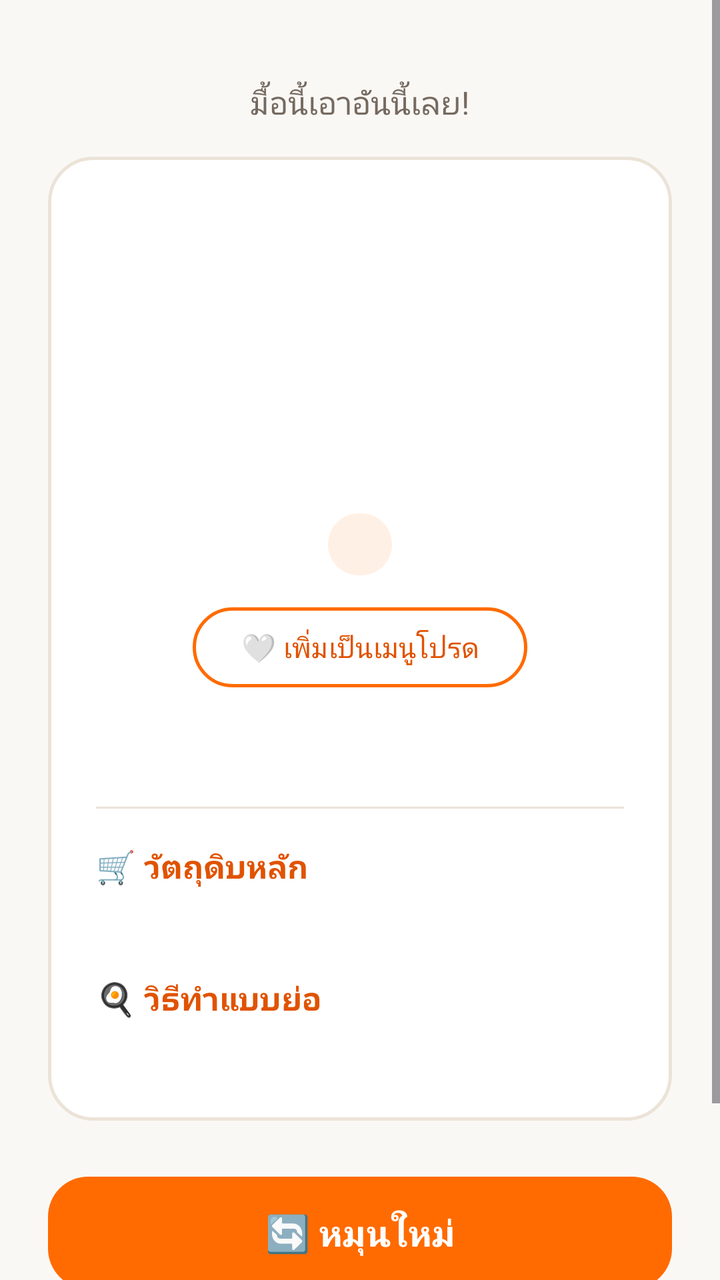
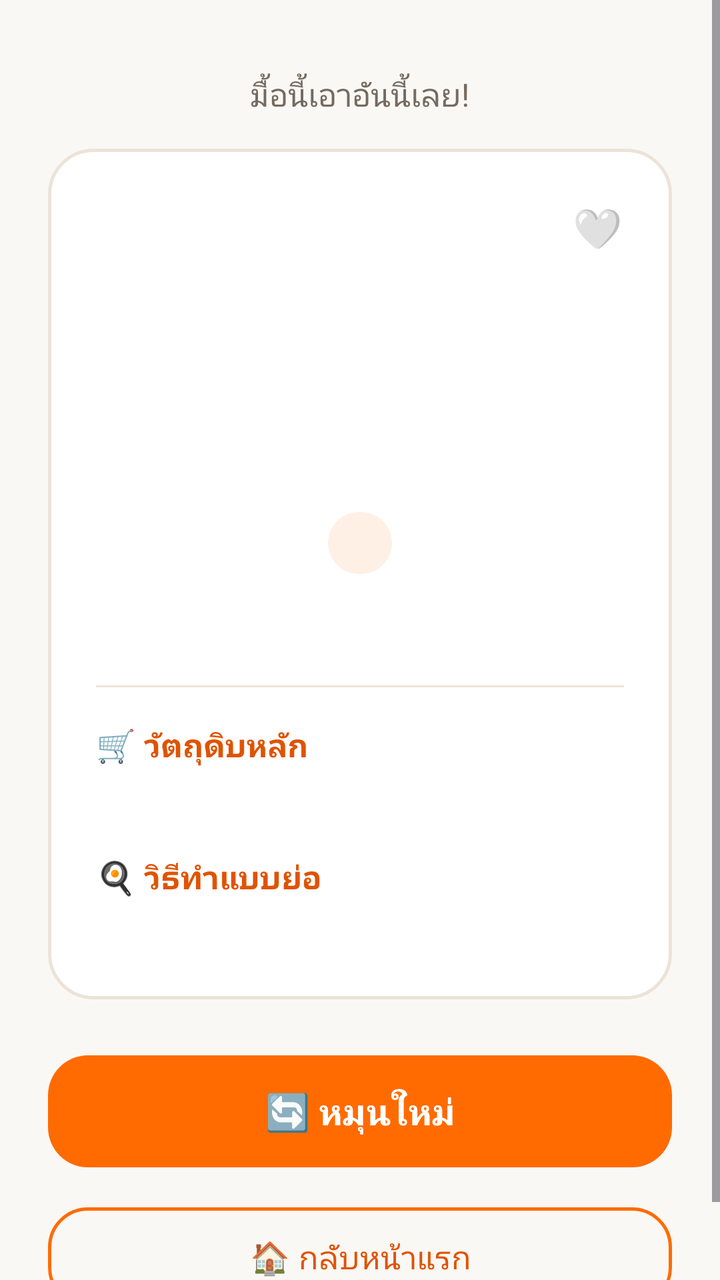

Two renders of the same Android screen: before a commit and after it. Below are the layout's source before the change and the commit's diff.
<!-- AndroidManifest.xml: application theme Theme.GinRaiDee -->
<!-- res/layout/activity_result.xml -->
<?xml version="1.0" encoding="utf-8"?>
<ScrollView xmlns:android="http://schemas.android.com/apk/res/android"
    xmlns:app="http://schemas.android.com/apk/res-auto"
    android:layout_width="match_parent"
    android:layout_height="match_parent"
    android:background="@color/cream"
    android:fillViewport="true">

    <LinearLayout
        android:layout_width="match_parent"
        android:layout_height="wrap_content"
        android:gravity="center_horizontal"
        android:orientation="vertical"
        android:padding="24dp">

        <TextView
            android:layout_width="wrap_content"
            android:layout_height="wrap_content"
            android:layout_marginTop="16dp"
            android:text="@string/result_title"
            android:textColor="@color/text_secondary"
            android:textSize="16sp" />

        
        <LinearLayout
            android:layout_width="match_parent"
            android:layout_height="wrap_content"
            android:layout_marginTop="16dp"
            android:background="@drawable/bg_card"
            android:gravity="center_horizontal"
            android:orientation="vertical"
            android:padding="24dp">

            <TextView
                android:id="@+id/tvEmoji"
                android:layout_width="wrap_content"
                android:layout_height="wrap_content"
                android:textSize="76sp" />

            <TextView
                android:id="@+id/tvFoodName"
                android:layout_width="wrap_content"
                android:layout_height="wrap_content"
                android:layout_marginTop="8dp"
                android:gravity="center"
                android:textColor="@color/text_primary"
                android:textSize="28sp"
                android:textStyle="bold" />

            <TextView
                android:id="@+id/tvTag"
                android:layout_width="wrap_content"
                android:layout_height="wrap_content"
                android:layout_marginTop="8dp"
                android:background="@drawable/bg_tag_pill"
                android:paddingStart="16dp"
                android:paddingTop="6dp"
                android:paddingEnd="16dp"
                android:paddingBottom="6dp"
                android:textColor="@color/orange_dark"
                android:textSize="14sp"
                android:textStyle="bold" />

            <com.google.android.material.button.MaterialButton
                android:id="@+id/btnFavorite"
                style="@style/Widget.Material3.Button.OutlinedButton"
                android:layout_width="wrap_content"
                android:layout_height="wrap_content"
                android:layout_marginTop="12dp"
                android:text="@string/favorite_add"
                android:textColor="@color/orange_dark"
                android:textSize="14sp"
                app:cornerRadius="20dp"
                app:strokeColor="@color/orange_primary"
                app:strokeWidth="1.5dp" />

            
            <TextView
                android:id="@+id/tvInfo"
                android:layout_width="match_parent"
                android:layout_height="wrap_content"
                android:layout_marginTop="16dp"
                android:gravity="center"
                android:lineSpacingExtra="6dp"
                android:textColor="@color/text_primary"
                android:textSize="16sp" />

            <View
                android:layout_width="match_parent"
                android:layout_height="1dp"
                android:layout_marginTop="18dp"
                android:background="@color/border_color" />

            
            <TextView
                android:layout_width="match_parent"
                android:layout_height="wrap_content"
                android:layout_marginTop="18dp"
                android:text="@string/ingredients_title"
                android:textColor="@color/orange_dark"
                android:textSize="16sp"
                android:textStyle="bold" />

            <TextView
                android:id="@+id/tvIngredients"
                android:layout_width="match_parent"
                android:layout_height="wrap_content"
                android:layout_marginTop="6dp"
                android:lineSpacingExtra="5dp"
                android:textColor="@color/text_primary"
                android:textSize="15sp" />

            
            <TextView
                android:layout_width="match_parent"
                android:layout_height="wrap_content"
                android:layout_marginTop="18dp"
                android:text="@string/recipe_title"
                android:textColor="@color/orange_dark"
                android:textSize="16sp"
                android:textStyle="bold" />

            <TextView
                android:id="@+id/tvRecipe"
                android:layout_width="match_parent"
                android:layout_height="wrap_content"
                android:layout_marginTop="6dp"
                android:lineSpacingExtra="5dp"
                android:textColor="@color/text_primary"
                android:textSize="15sp" />

        </LinearLayout>

        <com.google.android.material.button.MaterialButton
            android:id="@+id/btnSpinAgain"
            android:layout_width="match_parent"
            android:layout_height="64dp"
            android:layout_marginTop="24dp"
            android:text="@string/result_spin_again"
            android:textSize="18sp"
            android:textStyle="bold"
            app:backgroundTint="@color/orange_primary"
            app:cornerRadius="20dp" />

        <com.google.android.material.button.MaterialButton
            android:id="@+id/btnHome"
            style="@style/Widget.Material3.Button.OutlinedButton"
            android:layout_width="match_parent"
            android:layout_height="58dp"
            android:layout_marginTop="12dp"
            android:text="@string/result_home"
            android:textColor="@color/orange_dark"
            android:textSize="16sp"
            app:cornerRadius="20dp"
            app:strokeColor="@color/orange_primary"
            app:strokeWidth="1.5dp" />

    </LinearLayout>
</ScrollView>
<!-- resources referenced by this layout -->
<resources>
  <color name="border_color">#ECE3D8</color>
  <color name="cream">#FAF8F5</color>
  <color name="orange_dark">#E05300</color>
  <color name="orange_primary">#FF6B00</color>
  <color name="text_primary">#1A1918</color>
  <color name="text_secondary">#756A60</color>
  <!-- drawable bg_card (drawable) -->
  <?xml version="1.0" encoding="utf-8"?>
  <shape xmlns:android="http://schemas.android.com/apk/res/android"
      android:shape="rectangle">
      <solid android:color="@color/white" />
      <corners android:radius="22dp" />
      <stroke
          android:width="1.5dp"
          android:color="@color/border_color" />
  </shape>
  <!-- drawable bg_tag_pill (drawable) -->
  <?xml version="1.0" encoding="utf-8"?>
  <shape xmlns:android="http://schemas.android.com/apk/res/android"
      android:shape="rectangle">
      <solid android:color="@color/orange_light" />
      <corners android:radius="16dp" />
  </shape>
  <string name="favorite_add">🤍  เพิ่มเป็นเมนูโปรด</string>
  <string name="ingredients_title">🛒  วัตถุดิบหลัก</string>
  <string name="recipe_title">🍳  วิธีทำแบบย่อ</string>
  <string name="result_home">🏠  กลับหน้าแรก</string>
  <string name="result_spin_again">🔄  หมุนใหม่</string>
  <string name="result_title">มื้อนี้เอาอันนี้เลย!</string>
  <style name="Theme.GinRaiDee" parent="Theme.Material3.DayNight.NoActionBar">
          <item name="colorPrimary">@color/orange_primary</item>
          <item name="colorPrimaryDark">@color/orange_dark</item>
          <item name="colorAccent">@color/orange_primary</item>
          <item name="android:windowBackground">@color/cream</item>
          <item name="android:statusBarColor">@color/orange_primary</item>
      </style>
  <color name="white">#FFFFFF</color>
  <color name="orange_light">#FFF0E5</color>
</resources>

<!-- the commit's change to res/layout/activity_result.xml (unified diff, before → after) -->
@@ -16,120 +16,126 @@
         <TextView
             android:layout_width="wrap_content"
             android:layout_height="wrap_content"
-            android:layout_marginTop="16dp"
+            android:layout_marginTop="12dp"
             android:text="@string/result_title"
             android:textColor="@color/text_secondary"
             android:textSize="16sp" />
 
         
-        <LinearLayout
+        <FrameLayout
             android:layout_width="match_parent"
             android:layout_height="wrap_content"
-            android:layout_marginTop="16dp"
-            android:background="@drawable/bg_card"
-            android:gravity="center_horizontal"
-            android:orientation="vertical"
-            android:padding="24dp">
+            android:layout_marginTop="16dp">
 
-            <TextView
-                android:id="@+id/tvEmoji"
-                android:layout_width="wrap_content"
+            <LinearLayout
+                android:layout_width="match_parent"
                 android:layout_height="wrap_content"
-                android:textSize="76sp" />
+                android:background="@drawable/bg_card"
+                android:gravity="center_horizontal"
+                android:orientation="vertical"
+                android:padding="24dp">
 
-            <TextView
-                android:id="@+id/tvFoodName"
-                android:layout_width="wrap_content"
-                android:layout_height="wrap_content"
-                android:layout_marginTop="8dp"
-                android:gravity="center"
-                android:textColor="@color/text_primary"
-                android:textSize="28sp"
-                android:textStyle="bold" />
+                <TextView
+                    android:id="@+id/tvEmoji"
+                    android:layout_width="wrap_content"
+                    android:layout_height="wrap_content"
+                    android:textSize="80sp" />
 
-            <TextView
-                android:id="@+id/tvTag"
-                android:layout_width="wrap_content"
-                android:layout_height="wrap_content"
-                android:layout_marginTop="8dp"
-                android:background="@drawable/bg_tag_pill"
-                android:paddingStart="16dp"
-                android:paddingTop="6dp"
-                android:paddingEnd="16dp"
-                android:paddingBottom="6dp"
-                android:textColor="@color/orange_dark"
-                android:textSize="14sp"
-                android:textStyle="bold" />
+                <TextView
+                    android:id="@+id/tvFoodName"
+                    android:layout_width="wrap_content"
+                    android:layout_height="wrap_content"
+                    android:layout_marginTop="8dp"
+                    android:gravity="center"
+                    android:textColor="@color/text_primary"
+                    android:textSize="26sp"
+                    android:textStyle="bold" />
+
+                <TextView
+                    android:id="@+id/tvTag"
+                    android:layout_width="wrap_content"
+                    android:layout_height="wrap_content"
+                    android:layout_marginTop="8dp"
+                    android:background="@drawable/bg_tag_pill"
+                    android:paddingStart="16dp"
+                    android:paddingTop="6dp"
+                    android:paddingEnd="16dp"
+                    android:paddingBottom="6dp"
+                    android:textColor="@color/orange_dark"
+                    android:textSize="14sp"
+                    android:textStyle="bold" />
+
+                
+                <TextView
+                    android:id="@+id/tvInfo"
+                    android:layout_width="match_parent"
+                    android:layout_height="wrap_content"
+                    android:layout_marginTop="16dp"
+                    android:gravity="center"
+                    android:lineSpacingExtra="6dp"
+                    android:textColor="@color/text_primary"
+                    android:textSize="16sp" />
+
+                <View
+                    android:layout_width="match_parent"
+                    android:layout_height="1dp"
+                    android:layout_marginTop="18dp"
+                    android:background="@color/border_color" />
+
+                
+                <TextView
+                    android:layout_width="match_parent"
+                    android:layout_height="wrap_content"
+                    android:layout_marginTop="18dp"
+                    android:text="@string/ingredients_title"
+                    android:textColor="@color/orange_dark"
+                    android:textSize="16sp"
+                    android:textStyle="bold" />
+
+                <TextView
+                    android:id="@+id/tvIngredients"
+                    android:layout_width="match_parent"
+                    android:layout_height="wrap_content"
+                    android:layout_marginTop="6dp"
+                    android:lineSpacingExtra="5dp"
+                    android:textColor="@color/text_primary"
+                    android:textSize="15sp" />
+
+                
+                <TextView
+                    android:layout_width="match_parent"
+                    android:layout_height="wrap_content"
+                    android:layout_marginTop="18dp"
+                    android:text="@string/recipe_title"
+                    android:textColor="@color/orange_dark"
+                    android:textSize="16sp"
+                    android:textStyle="bold" />
+
+                <TextView
+                    android:id="@+id/tvRecipe"
+                    android:layout_width="match_parent"
+                    android:layout_height="wrap_content"
+                    android:layout_marginTop="6dp"
+                    android:lineSpacingExtra="5dp"
+                    android:textColor="@color/text_primary"
+                    android:textSize="15sp" />
+
+            </LinearLayout>
 
             <com.google.android.material.button.MaterialButton
                 android:id="@+id/btnFavorite"
-                style="@style/Widget.Material3.Button.OutlinedButton"
-                android:layout_width="wrap_content"
-                android:layout_height="wrap_content"
+                style="@style/Widget.Material3.Button.IconButton"
+                android:layout_width="52dp"
+                android:layout_height="52dp"
+                android:layout_gravity="top|end"
                 android:layout_marginTop="12dp"
-                android:text="@string/favorite_add"
-                android:textColor="@color/orange_dark"
-                android:textSize="14sp"
-                app:cornerRadius="20dp"
-                app:strokeColor="@color/orange_primary"
-                app:strokeWidth="1.5dp" />
+                android:layout_marginEnd="12dp"
+                android:background="@drawable/bg_circle_button"
+                android:text="🤍"
+                android:textSize="20sp"
+                app:cornerRadius="26dp" />
 
-            
-            <TextView
-                android:id="@+id/tvInfo"
-                android:layout_width="match_parent"
-                android:layout_height="wrap_content"
-                android:layout_marginTop="16dp"
-                android:gravity="center"
-                android:lineSpacingExtra="6dp"
-                android:textColor="@color/text_primary"
-                android:textSize="16sp" />
-
-            <View
-                android:layout_width="match_parent"
-                android:layout_height="1dp"
-                android:layout_marginTop="18dp"
-                android:background="@color/border_color" />
-
-            
-            <TextView
-                android:layout_width="match_parent"
-                android:layout_height="wrap_content"
-                android:layout_marginTop="18dp"
-                android:text="@string/ingredients_title"
-                android:textColor="@color/orange_dark"
-                android:textSize="16sp"
-                android:textStyle="bold" />
-
-            <TextView
-                android:id="@+id/tvIngredients"
-                android:layout_width="match_parent"
-                android:layout_height="wrap_content"
-                android:layout_marginTop="6dp"
-                android:lineSpacingExtra="5dp"
-                android:textColor="@color/text_primary"
-                android:textSize="15sp" />
-
-            
-            <TextView
-                android:layout_width="match_parent"
-                android:layout_height="wrap_content"
-                android:layout_marginTop="18dp"
-                android:text="@string/recipe_title"
-                android:textColor="@color/orange_dark"
-                android:textSize="16sp"
-                android:textStyle="bold" />
-
-            <TextView
-                android:id="@+id/tvRecipe"
-                android:layout_width="match_parent"
-                android:layout_height="wrap_content"
-                android:layout_marginTop="6dp"
-                android:lineSpacingExtra="5dp"
-                android:textColor="@color/text_primary"
-                android:textSize="15sp" />
-
-        </LinearLayout>
+        </FrameLayout>
 
         <com.google.android.material.button.MaterialButton
             android:id="@+id/btnSpinAgain"
<!-- resource entries referenced after the edit -->
@@ -16,6 +16,19 @@
           android:width="1.5dp"
           android:color="@color/border_color" />
   </shape>
+  <!-- drawable bg_circle_button (drawable) -->
+  <?xml version="1.0" encoding="utf-8"?>
+  <ripple xmlns:android="http://schemas.android.com/apk/res/android"
+      android:color="@color/orange_light">
+      <item>
+          <shape android:shape="oval">
+              <solid android:color="@color/white" />
+              <stroke
+                  android:width="1.5dp"
+                  android:color="@color/border_color" />
+          </shape>
+      </item>
+  </ripple>
   <!-- drawable bg_tag_pill (drawable) -->
   <?xml version="1.0" encoding="utf-8"?>
   <shape xmlns:android="http://schemas.android.com/apk/res/android"
@@ -23,7 +36,6 @@
       <solid android:color="@color/orange_light" />
       <corners android:radius="16dp" />
   </shape>
-  <string name="favorite_add">🤍  เพิ่มเป็นเมนูโปรด</string>
   <string name="ingredients_title">🛒  วัตถุดิบหลัก</string>
   <string name="recipe_title">🍳  วิธีทำแบบย่อ</string>
   <string name="result_home">🏠  กลับหน้าแรก</string>
